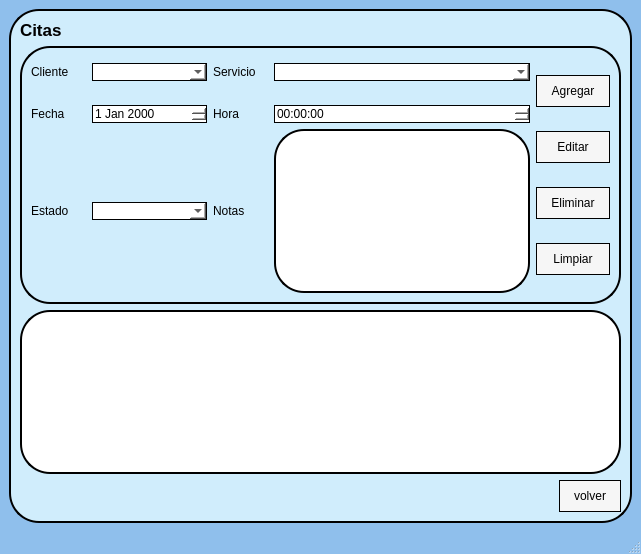
Above: ui/citas.ui from jesusantoniomorenorenova-spec/GestorDeCitas before the change. Below: the same form after it.
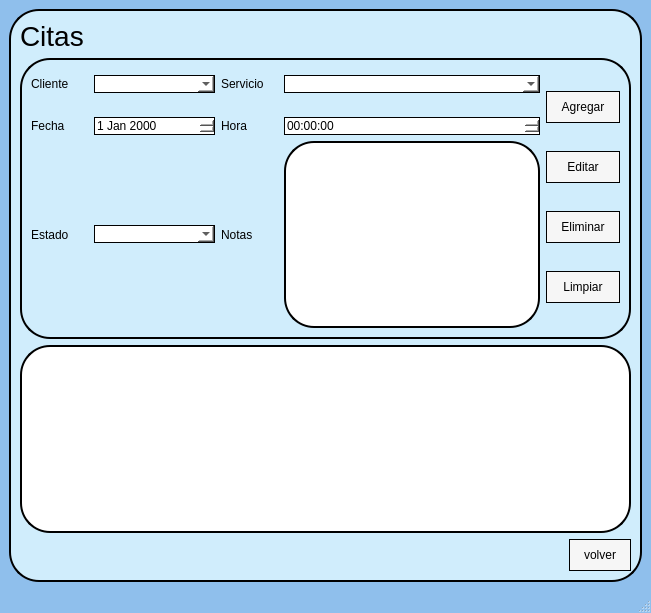
That is the form after the change. Icons and pictures are not drawn.

What changed in the file:
```diff
--- a/ui/citas.ui
+++ b/ui/citas.ui
@@ -6,8 +6,8 @@
    <rect>
     <x>0</x>
     <y>0</y>
-    <width>641</width>
-    <height>554</height>
+    <width>651</width>
+    <height>613</height>
    </rect>
   </property>
   <property name="windowTitle">
@@ -32,6 +32,15 @@
 color:#black;
 }
 
+QLabel#lblCItas{
+border:none;
+color:#black;
+Font-size:28px;
+border:none;
+
+}
+
+
 /*botones*/
 QPushButton{
 background-color: #f6f6f6;
@@ -109,9 +118,7 @@
         <widget class="QLabel" name="lblCItas">
          <property name="font">
           <font>
-           <pointsize>13</pointsize>
-           <weight>75</weight>
-           <bold>true</bold>
+           <pointsize>-1</pointsize>
           </font>
          </property>
          <property name="styleSheet">
```
Left out of the diff: 26 changed lines with no effect on the pictures.
